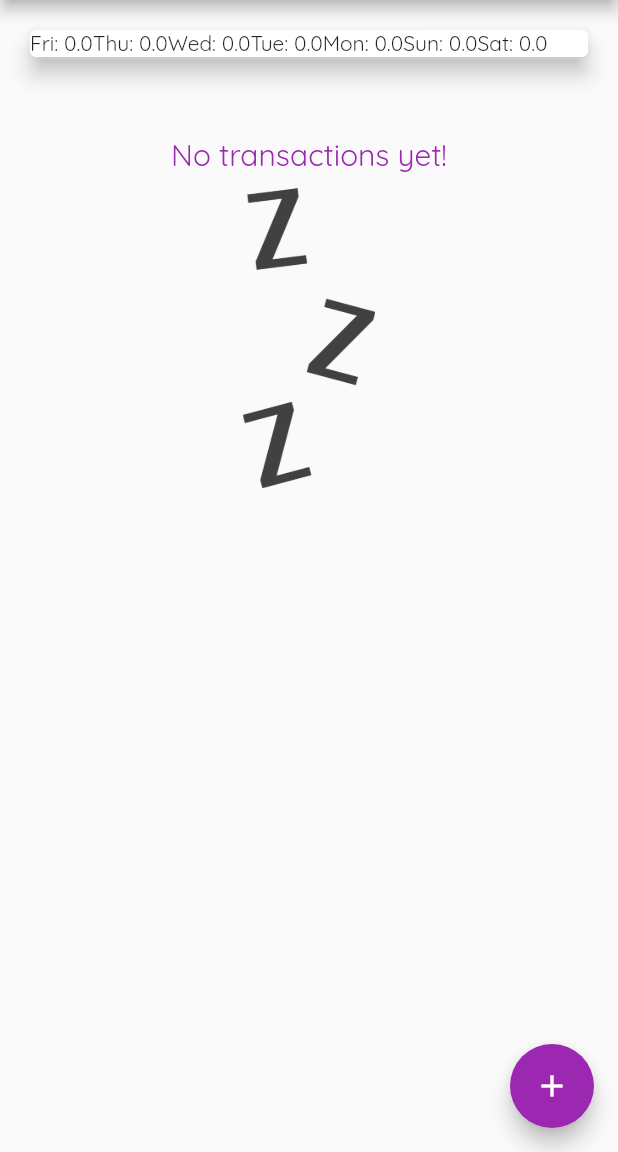
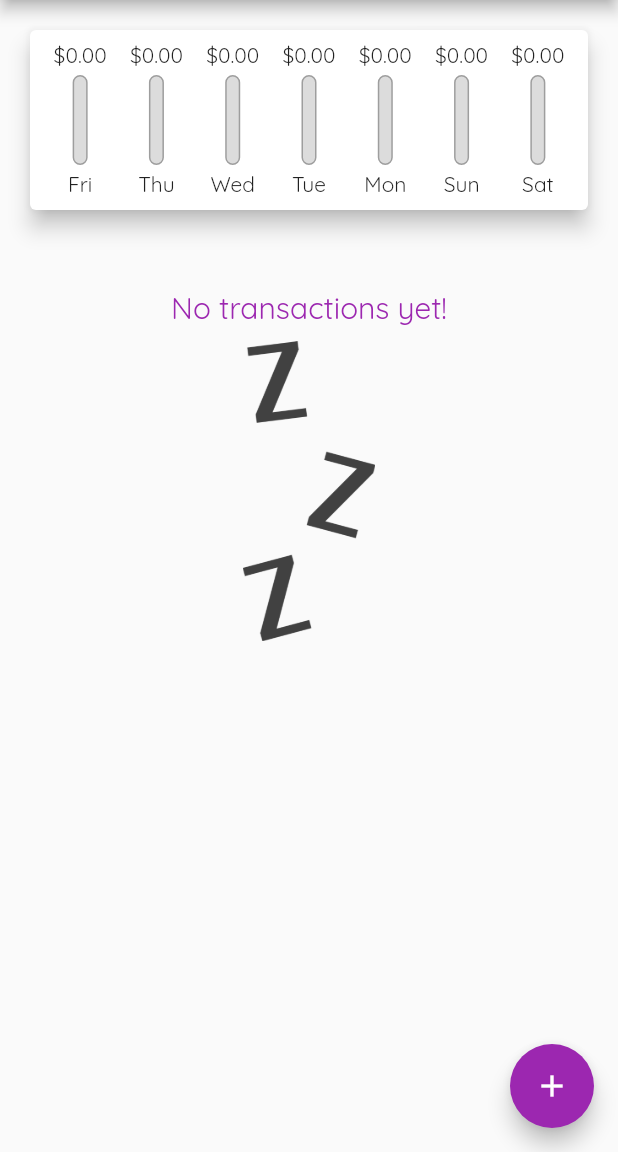
Before and after one commit to Sudhanva-Nadiger/Personal_Expense_Tracker, a Flutter app: the screen it shows after launch, on a phone screen of 412 x 824 dp, the part 84-1236 px from its top. Run offline on Flutter 3.47's test engine with Material 2 defaults, Android fonts, the phone set to English and light mode, and no system bars.

Commit message:
style chart bar

```diff
--- a/lib/widgets/cart_bar.dart
+++ b/lib/widgets/cart_bar.dart
@@ -15,7 +15,7 @@ class ChartBar extends StatelessWidget {
   Widget build(BuildContext context) {
     return Column(
       children: [
-        Text('\$${spendingAmount.toStringAsFixed(2)}'),
+        FittedBox(child: Text('\$${spendingAmount.toStringAsFixed(2)}')),
         const SizedBox(
           height: 4,
         ),
@@ -36,8 +36,10 @@ class ChartBar extends StatelessWidget {
               FractionallySizedBox(
                 heightFactor: spendingTotal,
                 child: Container(
-                  decoration:
-                      BoxDecoration(color: Theme.of(context).primaryColor),
+                  decoration: BoxDecoration(
+                    color: Theme.of(context).primaryColor,
+                    borderRadius: BorderRadius.circular(10),
+                  ),
                 ),
               )
             ],
--- a/lib/widgets/chart.dart
+++ b/lib/widgets/chart.dart
@@ -1,4 +1,5 @@
 import "package:expense_tracker/models/transaction.dart";
+import "package:expense_tracker/widgets/cart_bar.dart";
 import 'package:intl/intl.dart';
 import "package:flutter/material.dart";
 
@@ -27,15 +28,33 @@ class Chart extends StatelessWidget {
     });
   }
 
+  double get totalSpending {
+    return groupedTransactions.fold(
+        0.0,
+        (previousValue, element) =>
+            previousValue + (element['amount'] as double));
+  }
+
   @override
   Widget build(BuildContext context) {
     return Card(
       elevation: 6,
       margin: const EdgeInsets.all(20),
-      child: Row(
-        children: groupedTransactions.map((data) {
-          return Text("${data['day']}: ${data['amount']}");
-        }).toList(),
+      child: Padding(
+        padding: const EdgeInsets.all(8.0),
+        child: Row(
+          children: groupedTransactions.map((data) {
+            return Flexible(
+              fit: FlexFit.tight,
+              child: ChartBar(
+                  lable: data['day'].toString(),
+                  spendingAmount: data['amount'] as double,
+                  spendingTotal: totalSpending == 0.0
+                      ? 0.0
+                      : ((data['amount'] as double) / totalSpending)),
+            );
+          }).toList(),
+        ),
       ),
     );
   }
```
